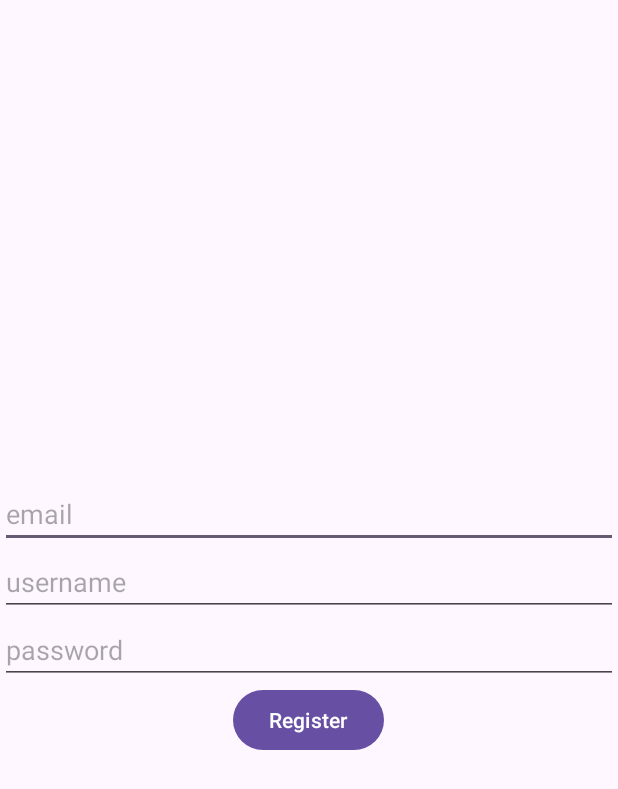
After one commit to IFUgsikFHKJS/ZonesShift, an Android app: the RegisterActivity screen opened directly, with no data from a screen before it, on a phone screen of 412 x 824 dp. The commit adds this screen. Shown: the top 789 px of the screen. Run offline under Robolectric (Android 15) with nearby library versions, the phone set to English and light mode, and no system bars; our stand-ins replace Firebase (no records; nobody signed in at launch, a user with empty details on screens opened directly).

Commit message:
added menu button while playing, prepared activities for login

```diff
--- a/app/build.gradle.kts
+++ b/app/build.gradle.kts
@@ -37,6 +37,7 @@ dependencies {
     implementation(libs.material)
     implementation(libs.activity)
     implementation(libs.constraintlayout)
+    implementation(libs.firebase.auth)
     testImplementation(libs.junit)
     androidTestImplementation(libs.ext.junit)
     androidTestImplementation(libs.espresso.core)
--- a/app/src/main/AndroidManifest.xml
+++ b/app/src/main/AndroidManifest.xml
@@ -13,6 +13,12 @@
         android:theme="@style/Theme.ZonesShift"
         tools:targetApi="31">
         <activity
+            android:name=".authentication.RegisterActivity"
+            android:exported="false" />
+        <activity
+            android:name=".authentication.LoginActivity"
+            android:exported="false" />
+        <activity
             android:name=".main.MainActivity"
             android:exported="true"
             android:screenOrientation="landscape">
--- /dev/null
+++ b/app/src/main/java/com/example/zonesshift/authentication/RegisterActivity.java
@@ -0,0 +1,73 @@
+package com.example.zonesshift.authentication;
+
+import android.os.Bundle;
+import android.widget.Button;
+import android.widget.EditText;
+import android.widget.Toast;
+
+import androidx.activity.EdgeToEdge;
+import androidx.appcompat.app.AppCompatActivity;
+import androidx.core.graphics.Insets;
+import androidx.core.view.ViewCompat;
+import androidx.core.view.WindowInsetsCompat;
+
+import com.example.zonesshift.R;
+import com.google.firebase.auth.FirebaseAuth;
+
+public class RegisterActivity extends AppCompatActivity {
+
+    private FirebaseAuth mAuth;
+    private EditText email, username, password;
+    private Button btnRegister;
+
+    @Override
+    protected void onCreate(Bundle savedInstanceState) {
+        super.onCreate(savedInstanceState);
+        EdgeToEdge.enable(this);
+        setContentView(R.layout.activity_register);
+
+        mAuth = FirebaseAuth.getInstance();
+
+        email = findViewById(R.id.email);
+        username = findViewById(R.id.username);
+        password = findViewById(R.id.password);
+        btnRegister = findViewById(R.id.btnRegister);
+
+        btnRegister.setOnClickListener(v -> {
+            String txt_email = email.getText().toString().trim();
+            String txt_username = username.getText().toString().trim();
+            String txt_password = password.getText().toString().trim();
+            if (txt_email.isEmpty() || txt_password.isEmpty() || txt_username.isEmpty()) {
+                Toast.makeText(RegisterActivity.this, "Please fill all fields", Toast.LENGTH_SHORT).show();
+            } else {
+                registerUser(txt_email, txt_password);
+            }
+        });
+
+        ViewCompat.setOnApplyWindowInsetsListener(findViewById(R.id.main), (v, insets) -> {
+            Insets systemBars = insets.getInsets(WindowInsetsCompat.Type.systemBars());
+            v.setPadding(systemBars.left, systemBars.top, systemBars.right, systemBars.bottom);
+            return insets;
+        });
+    }
+
+
+    private void registerUser(String email, String password) {
+        mAuth.createUserWithEmailAndPassword(email, password)
+                .addOnCompleteListener(task -> {
+                    if (task.isSuccessful()) {
+                        mAuth.getCurrentUser().sendEmailVerification()
+                                .addOnCompleteListener(emailTask -> {
+                                    if (task.isSuccessful()) {
+                                        Toast.makeText(RegisterActivity.this, "Verification email sent. Please check your inbox.", Toast.LENGTH_SHORT).show();
+                                    } else {
+                                        Toast.makeText(RegisterActivity.this, "Failed to send verification email.", Toast.LENGTH_SHORT).show();
+                                    }
+                                });
+                    } else {
+                        String errorMessage = task.getException() != null ? task.getException().getMessage() : "Registration Failed";
+                        Toast.makeText(RegisterActivity.this, errorMessage, Toast.LENGTH_SHORT).show();
+                    }
+                });
+    }
+}
--- a/app/src/main/java/com/example/zonesshift/ui/ButtonImages.java
+++ b/app/src/main/java/com/example/zonesshift/ui/ButtonImages.java
@@ -12,8 +12,9 @@ import com.example.zonesshift.main.MainActivity;
 
 public enum ButtonImages implements BitmapMethods {
 
-    LVL_RESTART(R.drawable.button_restart, 112, 112,  GAME_WIDTH / 13, GAME_WIDTH / 13),
+    LVL_RESTART(R.drawable.button_restart, 16, 16,  GAME_WIDTH / 13, GAME_WIDTH / 13),
     MENU_SINGLEPLAYER(R.drawable.button_singleplayer, 128, 32, (int) (GAME_WIDTH / 3.7), (int) (GAME_WIDTH / (3.7 * 128) * 32)),
+    PLAYING_TO_LVL(R.drawable.button_lvls, 16, 16, GAME_WIDTH / 13, GAME_WIDTH / 13),
     LVL1(R.drawable.button_lvl1, 32, 32, GAME_WIDTH / 13, GAME_WIDTH / 13),
     LVL2(R.drawable.button_lvl2, 32, 32, GAME_WIDTH / 13, GAME_WIDTH / 13),
     LVL3(R.drawable.button_lvl3, 32, 32, GAME_WIDTH / 13, GAME_WIDTH / 13),
--- /dev/null
+++ b/app/src/main/res/layout/activity_register.xml
@@ -0,0 +1,37 @@
+<?xml version="1.0" encoding="utf-8"?>
+<LinearLayout xmlns:android="http://schemas.android.com/apk/res/android"
+    xmlns:app="http://schemas.android.com/apk/res-auto"
+    xmlns:tools="http://schemas.android.com/tools"
+    android:id="@+id/main"
+    android:layout_width="match_parent"
+    android:layout_height="match_parent"
+    android:orientation="vertical"
+    android:gravity="center"
+    tools:context=".authentication.RegisterActivity">
+
+    <EditText
+        android:layout_width="match_parent"
+        android:layout_height="wrap_content"
+        android:id="@+id/email"
+        android:hint="email"/>
+
+    <EditText
+        android:layout_width="match_parent"
+        android:layout_height="wrap_content"
+        android:id="@+id/username"
+        android:hint="username"/>
+
+    <EditText
+        android:layout_width="match_parent"
+        android:layout_height="wrap_content"
+        android:id="@+id/password"
+        android:hint="password"/>
+
+    <Button
+        android:layout_width="wrap_content"
+        android:layout_height="wrap_content"
+        android:id="@+id/btnRegister"
+        android:gravity="center"
+        android:text="Register"/>
+
+</LinearLayout>
--- a/gradle/libs.versions.toml
+++ b/gradle/libs.versions.toml
@@ -7,6 +7,7 @@ appcompat = "1.7.0"
 material = "1.12.0"
 activity = "1.9.3"
 constraintlayout = "2.2.0"
+firebaseAuth = "23.2.0"
 
 [libraries]
 junit = { group = "junit", name = "junit", version.ref = "junit" }
@@ -16,6 +17,7 @@ appcompat = { group = "androidx.appcompat", name = "appcompat", version.ref = "a
 material = { group = "com.google.android.material", name = "material", version.ref = "material" }
 activity = { group = "androidx.activity", name = "activity", version.ref = "activity" }
 constraintlayout = { group = "androidx.constraintlayout", name = "constraintlayout", version.ref = "constraintlayout" }
+firebase-auth = { group = "com.google.firebase", name = "firebase-auth", version.ref = "firebaseAuth" }
 
 [plugins]
 android-application = { id = "com.android.application", version.ref = "agp" }
```
Also changed, not shown: app/src/main/java/com/example/zonesshift/authentication/LoginActivity.java (added, +43 -0 lines), app/src/main/java/com/example/zonesshift/gamestates/Playing.java (+17 -2 lines), app/src/main/res/layout/activity_login.xml (added, +37 -0 lines), app/src/main/res/drawable/button_lvls.png (added), app/src/main/res/drawable/button_restart.png.
